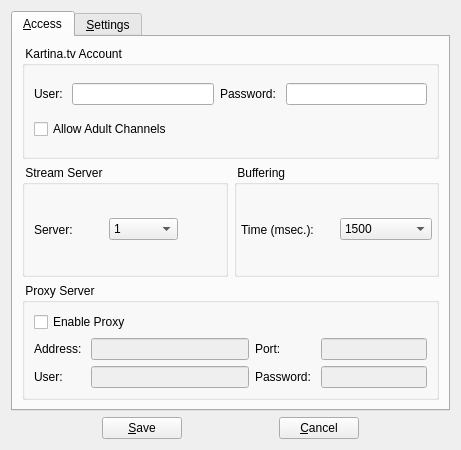
Before: the Qt Designer form vlc-record/csettingsdlg.ui in code-google-com/vlc-record, drawn with Qt 5.
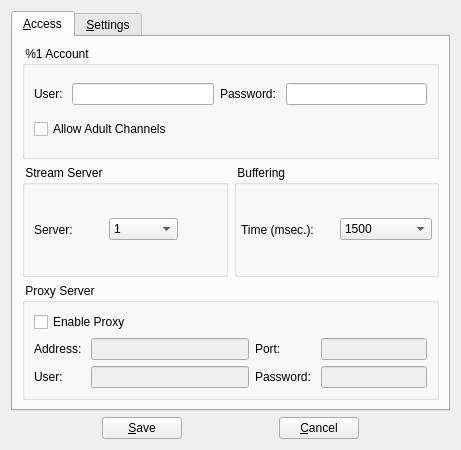
After: the same form once the commit is applied. Icons and pictures are not drawn.

Diff of the .ui file:
```diff
--- a/vlc-record/csettingsdlg.ui
+++ b/vlc-record/csettingsdlg.ui
@@ -30,7 +30,7 @@
        <item row="0" column="0" colspan="2">
         <widget class="QGroupBox" name="groupAccount">
          <property name="title">
-          <string> Kartina.tv Account </string>
+          <string> %1 Account </string>
          </property>
          <layout class="QGridLayout" name="gridLayout_4">
           <item row="0" column="0">
```
